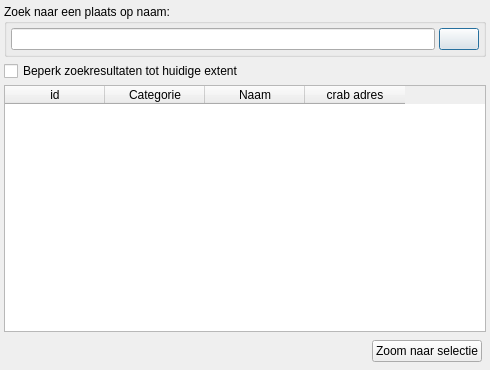
First picture: the form in ui_geopunt4QgisPoi.ui, repository warrieka/geopunt4Qgis, before the edit.
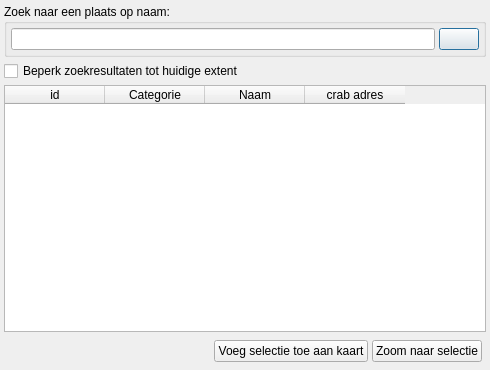
Second picture: the form after the edit. Icons and pictures are not drawn.

What changed in the file:
```diff
--- a/ui_geopunt4QgisPoi.ui
+++ b/ui_geopunt4QgisPoi.ui
@@ -131,6 +131,13 @@
         </property>
        </spacer>
       </item>
+      <item>
+       <widget class="QPushButton" name="addToMapKnop">
+        <property name="text">
+         <string>Voeg selectie toe aan kaart</string>
+        </property>
+       </widget>
+      </item>
       <item>
        <widget class="QPushButton" name="zoomSelKnop">
         <property name="text">
```
Left out of the diff: 7 changed lines with no effect on the pictures.
